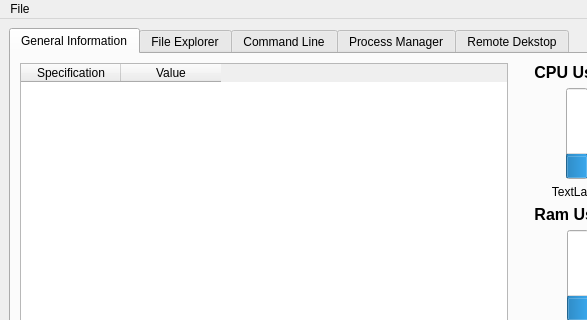
First picture: the form in PyUIC/untitlednew.ui, repository CommRogue/NetAdmin, before the edit; both pictures show x 0 to 587 and y 0 to 320 of the 795 by 596 pixel window.
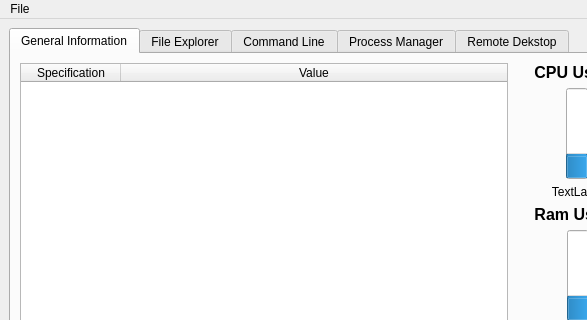
Second picture: the form after the edit. The open tabs and pages were chosen to show the change. Icons and pictures are not drawn. Custom widgets are drawn as their Qt base class.

```diff
--- a/PyUIC/untitlednew.ui
+++ b/PyUIC/untitlednew.ui
@@ -44,7 +44,7 @@
                <bool>false</bool>
               </attribute>
               <attribute name="horizontalHeaderStretchLastSection">
-               <bool>false</bool>
+               <bool>true</bool>
               </attribute>
               <column>
                <property name="text">
```
Left out of the diff: 10 changed lines with no effect on the pictures.
